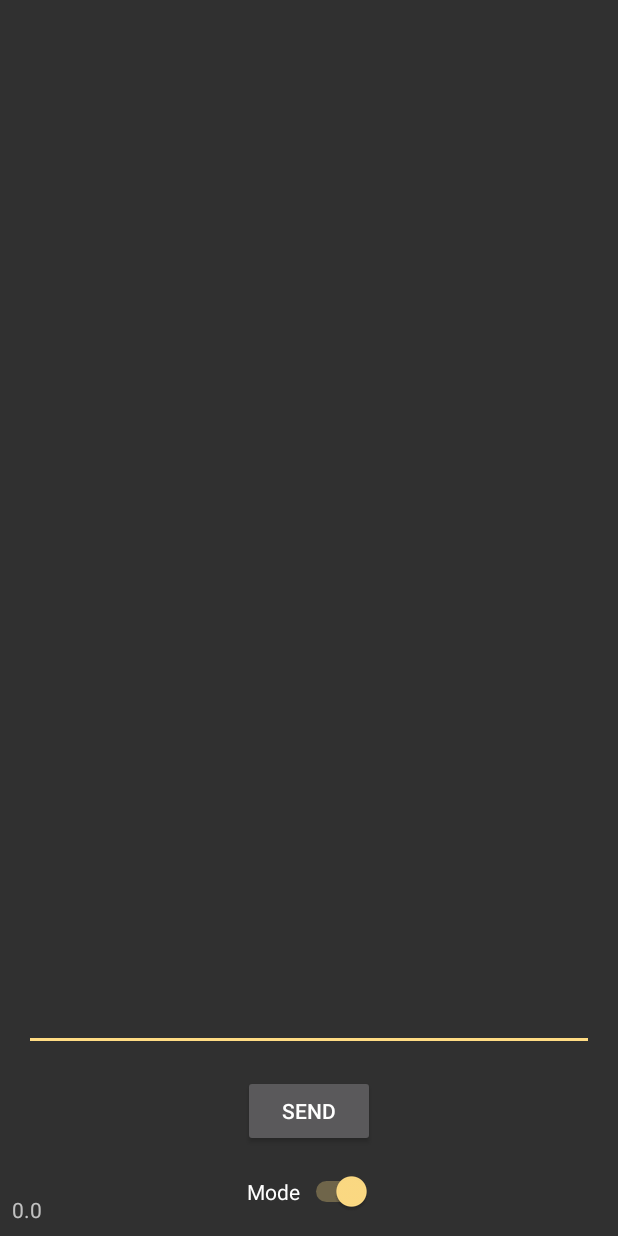
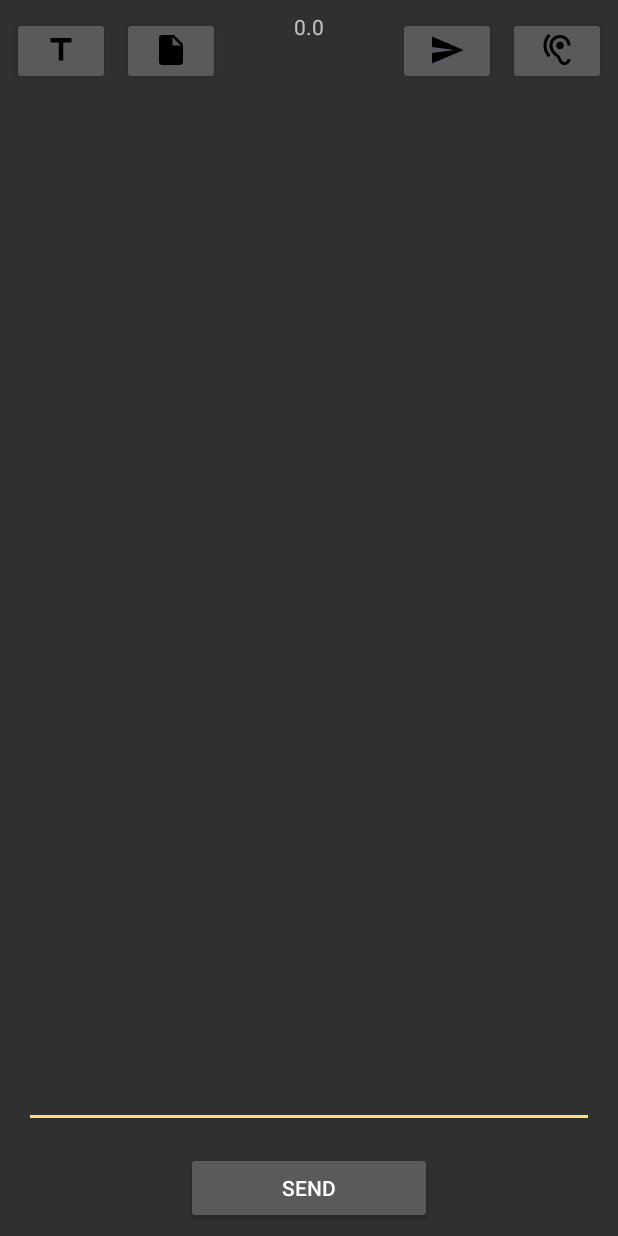
Before and after one commit to swtwsk/IO-Fouriers, an Android app: the screen it shows after launch (MainActivity), after a tap on "SEND", on a phone screen of 412 x 824 dp. Run offline under Robolectric (Android 15) with nearby library versions, the phone set to English and light mode, and no system bars; 1 other tap on this screen came first.

Commit message:
pierwszy ~Extreme Makeover~

```diff
--- /dev/null
+++ b/app/src/main/java/pl/edu/mimuw/students/fouriersphone/AppState.java
@@ -0,0 +1,7 @@
+package pl.edu.mimuw.students.fouriersphone;
+
+
+public class AppState {
+    Boolean mode_text = true;
+    Boolean mode_send = true;
+}
--- a/app/src/main/java/pl/edu/mimuw/students/fouriersphone/MainActivity.java
+++ b/app/src/main/java/pl/edu/mimuw/students/fouriersphone/MainActivity.java
@@ -12,15 +12,19 @@
 import android.view.View;
 import android.widget.Button;
 import android.widget.EditText;
-import android.widget.Switch;
 import android.support.v4.content.ContextCompat;
 import android.widget.TextView;
 
 
 public class MainActivity extends AppCompatActivity {
+    AppState state;
+    Button button_act;
+    Button button_set_mode_text;
+    Button button_set_mode_file;
+    Button button_set_mode_send;
+    Button button_set_mode_hear;
+    EditText editText;
 
-    Switch modeSwitch;
-    Button button;
     Receiver r;
     Sender s;
 
@@ -36,7 +40,7 @@
             @Override
             public void handleMessage(Message msg) {
                 if(msg.what == Constants.RECEIVED_MESSAGE_IS_FREQUENCY) {
-                    TextView frequency = (TextView) findViewById(R.id.frequency);
+                    TextView frequency = findViewById(R.id.frequency);
                     String s = (String)msg.obj;
                     frequency.setText((String) msg.obj);
 
@@ -44,14 +48,13 @@
                     if(f > 0.1) {
                         EditText editText = findViewById(R.id.editText);
                         final String translatedCharacter = Translator.ftos(f);
-                        final String oldCharacters = editText.getText().toString();
                         if(     translatedCharacter != "OOV" &&
                                 translatedCharacter != "START" &&
                                 translatedCharacter != "STOP") {
                             if(translatedCharacter == "NEXT") {
                                 nextIsOk = true;
                             } else if(nextIsOk) {
-                                editText.setText(oldCharacters + translatedCharacter);
+                                editText.append(translatedCharacter);
                                 nextIsOk = false;
                             }
                         }
@@ -62,48 +65,64 @@
             }
         };
 
-        modeSwitch = findViewById(R.id.modeSwitch);
+        button_act = findViewById(R.id.main_act);
+        button_set_mode_text = findViewById(R.id.select_text);
+        button_set_mode_file = findViewById(R.id.select_file);
+        button_set_mode_send = findViewById(R.id.select_send);
+        button_set_mode_hear = findViewById(R.id.select_hear);
+        editText = findViewById(R.id.editText);
 
-        r = new Receiver(this, handler);
-        s = new Sender(this);
+        state = new AppState();
+        r = new Receiver(this, handler, state);
+        s = new Sender(this, state);
 
-        button = findViewById(R.id.button);
-        if (modeSwitch.isChecked()) {
-            button.setText(getString(R.string.send_button));
+        if (state.mode_send) {
+            button_act.setText(getString(R.string.send_button));
         }
         else {
-            button.setText(getString(R.string.receive_button));
+            button_act.setText(getString(R.string.receive_button));
         }
 
-        modeSwitch.setOnClickListener(new View.OnClickListener() {
+        button_set_mode_send.setOnClickListener(new View.OnClickListener() {
             @Override
             public void onClick(View v) {
-                if (modeSwitch.isChecked()) {
+                state.mode_send = true;
+                refresh_button_act();
+            }
+        });
+
+        button_set_mode_hear.setOnClickListener(new View.OnClickListener() {
+            @Override
+            public void onClick(View v) {
+                state.mode_send = false;
+                refresh_button_act();
+            }
+        });
+    }
+
+    public void refresh_button_act() {
+        if (state.mode_send) {
             if(s.isAlive()) {
-                        button.setText(getString(R.string.send_button_stop));
+                button_act.setText(getString(R.string.send_button_stop));
             }
             else {
-                        button.setText(getString(R.string.send_button));
+                button_act.setText(getString(R.string.send_button));
             }
         }
         else {
             if(r.isAlive()) {
-                        button.setText(getString(R.string.receive_button_stop));
+                button_act.setText(getString(R.string.receive_button_stop));
             }
             else {
-                        button.setText(getString(R.string.receive_button));
+                button_act.setText(getString(R.string.receive_button));
             }
         }
     }
-        });
-    }
-
-
 
     @RequiresApi(api = Build.VERSION_CODES.M)
     public void clickDoButton(View view) {
         EditText editText = findViewById(R.id.editText);
-        if (modeSwitch.isChecked()) {
+        if (state.mode_send) {
             String message = editText.getText().toString();
             s.start(message);
         }
--- a/app/src/main/java/pl/edu/mimuw/students/fouriersphone/Receiver.java
+++ b/app/src/main/java/pl/edu/mimuw/students/fouriersphone/Receiver.java
@@ -20,16 +20,17 @@
 
 public class Receiver {
     final Activity activity;
-    final Switch modeSwitch;
     final EditText editText;
-    final Button button;
+    final AppState state;
+    final Button button_act;
     final Handler handler;
-    public Receiver(Activity activity, Handler handler) {
+
+    public Receiver(Activity activity, Handler handler, AppState state) {
         this.handler = handler;
         this.activity = activity;
+        this.state = state;
         editText = activity.findViewById(R.id.editText);
-        button = activity.findViewById(R.id.button);
-        modeSwitch = activity.findViewById(R.id.modeSwitch);
+        button_act = activity.findViewById(R.id.main_act);
     }
 
     private void getpitch(){
@@ -102,7 +103,7 @@
             } catch(InterruptedException  e) {
                 Log.v("exception", "InterruptedException");
             }
-            button.setText(activity.getString(R.string.receive_button));
+            button_act.setText(activity.getString(R.string.receive_button));
         }
     }
 
@@ -116,10 +117,10 @@
             } catch(InterruptedException  e) {
                 Log.v("exception", "InterruptedException");
             }
-            button.setText(activity.getString(R.string.receive_button));
+            button_act.setText(activity.getString(R.string.receive_button));
         } else {
             editText.setText("");
-            button.setText(activity.getString(R.string.receive_button_stop));
+            button_act.setText(activity.getString(R.string.receive_button_stop));
             t = (new Thread (new runnable(activity)));
             t.start();
         }
@@ -142,12 +143,12 @@
 
             getpitch();
 
-            button.post(new Runnable() {
+            button_act.post(new Runnable() {
                 @Override
                 public void run() {
-                    if (!modeSwitch.isChecked()) {
-                        button.setText(activity.getString(R.string.receive_button));
-                        button.postInvalidate();
+                    if (!state.mode_send) {
+                        button_act.setText(activity.getString(R.string.receive_button));
+                        button_act.postInvalidate();
                     }
                 }
             });
--- a/app/src/main/java/pl/edu/mimuw/students/fouriersphone/Sender.java
+++ b/app/src/main/java/pl/edu/mimuw/students/fouriersphone/Sender.java
@@ -7,19 +7,19 @@
 import android.util.Log;
 import android.widget.Button;
 import android.widget.EditText;
-import android.widget.Switch;
 
 public class Sender {
     final Activity activity;
-    final Switch modeSwitch;
     final EditText editText;
-    final Button button;
+    final Button button_act;
+    final AppState state;
+
     Thread t;
-    public Sender(Activity activity) {
+    public Sender(Activity activity, AppState state) {
         this.activity = activity;
+        this.state = state;
         editText = activity.findViewById(R.id.editText);
-        button = activity.findViewById(R.id.button);
-        modeSwitch = activity.findViewById(R.id.modeSwitch);
+        button_act = activity.findViewById(R.id.main_act);
     }
 
     public void stop() {
@@ -30,7 +30,7 @@
             } catch(InterruptedException  e) {
                 Log.v("exception", "InterruptedException");
             }
-            button.setText(activity.getString(R.string.receive_button));
+            button_act.setText(activity.getString(R.string.receive_button));
         }
     }
 
@@ -44,10 +44,10 @@
             } catch(InterruptedException  e) {
                 Log.v("exception", "InterruptedException");
             }
-            button.setText(activity.getString(R.string.receive_button));
+            button_act.setText(activity.getString(R.string.receive_button));
         } else {
             editText.setText("");
-            button.setText(activity.getString(R.string.send_button_stop));
+            button_act.setText(activity.getString(R.string.send_button_stop));
             t = (new Thread (new Sender.runnable(message, activity)));
             t.start();
         }
@@ -109,12 +109,12 @@
                 playSound(Translator.stof("" + message.charAt(i)), 0.5);
             }
 
-            button.post(new Runnable() {
+            button_act.post(new Runnable() {
                 @Override
                 public void run() {
-                    if (modeSwitch.isChecked()) {
-                        button.setText(activity.getString(R.string.send_button));
-                        button.postInvalidate();
+                    if (state.mode_send) {
+                        button_act.setText(activity.getString(R.string.send_button));
+                        button_act.postInvalidate();
                     }
                 }
             });
--- /dev/null
+++ b/app/src/main/res/drawable/ic_hearing_black_24dp.xml
@@ -0,0 +1,9 @@
+<vector xmlns:android="http://schemas.android.com/apk/res/android"
+        android:width="24dp"
+        android:height="24dp"
+        android:viewportWidth="24.0"
+        android:viewportHeight="24.0">
+    <path
+        android:fillColor="#FF000000"
+        android:pathData="M17,20c-0.29,0 -0.56,-0.06 -0.76,-0.15 -0.71,-0.37 -1.21,-0.88 -1.71,-2.38 -0.51,-1.56 -1.47,-2.29 -2.39,-3 -0.79,-0.61 -1.61,-1.24 -2.32,-2.53C9.29,10.98 9,9.93 9,9c0,-2.8 2.2,-5 5,-5s5,2.2 5,5h2c0,-3.93 -3.07,-7 -7,-7S7,5.07 7,9c0,1.26 0.38,2.65 1.07,3.9 0.91,1.65 1.98,2.48 2.85,3.15 0.81,0.62 1.39,1.07 1.71,2.05 0.6,1.82 1.37,2.84 2.73,3.55 0.51,0.23 1.07,0.35 1.64,0.35 2.21,0 4,-1.79 4,-4h-2c0,1.1 -0.9,2 -2,2zM7.64,2.64L6.22,1.22C4.23,3.21 3,5.96 3,9s1.23,5.79 3.22,7.78l1.41,-1.41C6.01,13.74 5,11.49 5,9s1.01,-4.74 2.64,-6.36zM11.5,9c0,1.38 1.12,2.5 2.5,2.5s2.5,-1.12 2.5,-2.5 -1.12,-2.5 -2.5,-2.5 -2.5,1.12 -2.5,2.5z"/>
+</vector>
--- /dev/null
+++ b/app/src/main/res/drawable/ic_insert_drive_file_black_24dp.xml
@@ -0,0 +1,9 @@
+<vector xmlns:android="http://schemas.android.com/apk/res/android"
+        android:width="24dp"
+        android:height="24dp"
+        android:viewportWidth="24.0"
+        android:viewportHeight="24.0">
+    <path
+        android:fillColor="#FF000000"
+        android:pathData="M6,2c-1.1,0 -1.99,0.9 -1.99,2L4,20c0,1.1 0.89,2 1.99,2L18,22c1.1,0 2,-0.9 2,-2L20,8l-6,-6L6,2zM13,9L13,3.5L18.5,9L13,9z"/>
+</vector>
--- /dev/null
+++ b/app/src/main/res/drawable/ic_send_black_24dp.xml
@@ -0,0 +1,9 @@
+<vector xmlns:android="http://schemas.android.com/apk/res/android"
+        android:width="24dp"
+        android:height="24dp"
+        android:viewportWidth="24.0"
+        android:viewportHeight="24.0">
+    <path
+        android:fillColor="#FF000000"
+        android:pathData="M2.01,21L23,12 2.01,3 2,10l15,2 -15,2z"/>
+</vector>
--- /dev/null
+++ b/app/src/main/res/drawable/ic_title_black_24dp.xml
@@ -0,0 +1,9 @@
+<vector xmlns:android="http://schemas.android.com/apk/res/android"
+        android:width="24dp"
+        android:height="24dp"
+        android:viewportWidth="24.0"
+        android:viewportHeight="24.0">
+    <path
+        android:fillColor="#FF000000"
+        android:pathData="M5,4v3h5.5v12h3V7H19V4z"/>
+</vector>
--- a/app/src/main/res/layout/activity_main.xml
+++ b/app/src/main/res/layout/activity_main.xml
@@ -14,37 +14,27 @@
         android:layout_marginBottom="16dp"
         android:layout_marginEnd="16dp"
         android:layout_marginStart="16dp"
-        android:layout_marginTop="16dp"
+        android:layout_marginTop="75dp"
         android:ems="10"
         android:inputType="textMultiLine"
         android:scrollHorizontally="false"
         android:singleLine="false"
-        app:layout_constraintBottom_toTopOf="@+id/button"
+        app:layout_constraintBottom_toTopOf="@+id/main_act"
         app:layout_constraintEnd_toEndOf="parent"
+        app:layout_constraintHorizontal_bias="0.0"
         app:layout_constraintStart_toStartOf="parent"
-        app:layout_constraintTop_toTopOf="parent" />
-
-    <Switch
-        android:id="@+id/modeSwitch"
-        android:layout_width="wrap_content"
-        android:layout_height="wrap_content"
-        android:layout_marginBottom="16dp"
-        android:layout_marginEnd="16dp"
-        android:layout_marginStart="16dp"
-        android:text="@string/mode_switch"
-        app:layout_constraintBottom_toBottomOf="parent"
-        app:layout_constraintEnd_toEndOf="parent"
-        app:layout_constraintStart_toStartOf="parent" />
+        app:layout_constraintTop_toTopOf="parent"
+        app:layout_constraintVertical_bias="1.0" />
 
     <Button
-        android:id="@+id/button"
-        android:layout_width="wrap_content"
+        android:id="@+id/main_act"
+        android:layout_width="164dp"
         android:layout_height="wrap_content"
-        android:layout_marginBottom="16dp"
+        android:layout_marginBottom="8dp"
         android:layout_marginEnd="16dp"
         android:layout_marginStart="16dp"
         android:onClick="clickDoButton"
-        app:layout_constraintBottom_toTopOf="@+id/modeSwitch"
+        app:layout_constraintBottom_toBottomOf="parent"
         app:layout_constraintEnd_toEndOf="parent"
         app:layout_constraintStart_toStartOf="parent" />
 
@@ -52,9 +42,56 @@
         android:id="@+id/frequency"
         android:layout_width="wrap_content"
         android:layout_height="wrap_content"
+        android:layout_marginEnd="8dp"
+        android:layout_marginStart="8dp"
+        android:layout_marginTop="8dp"
+        android:text="0.0"
+        app:layout_constraintEnd_toEndOf="parent"
+        app:layout_constraintStart_toStartOf="parent"
+        app:layout_constraintTop_toTopOf="parent" />
+
+    <Button
+        android:id="@+id/select_file"
+        style="@android:style/Widget.Material.Button"
+        android:layout_width="65dp"
+        android:layout_height="45dp"
         android:layout_marginBottom="8dp"
         android:layout_marginStart="8dp"
-        android:text="0.0"
-        app:layout_constraintBottom_toBottomOf="parent"
-        app:layout_constraintStart_toStartOf="parent" />
+        android:drawableTop="@drawable/ic_insert_drive_file_black_24dp"
+        app:layout_constraintBottom_toTopOf="@+id/editText"
+        app:layout_constraintStart_toEndOf="@+id/select_text"
+        app:layout_constraintTop_toTopOf="parent" />
+
+    <Button
+        android:id="@+id/select_text"
+        android:layout_width="65dp"
+        android:layout_height="45dp"
+        android:layout_marginBottom="8dp"
+        android:layout_marginStart="8dp"
+        android:drawableTop="@drawable/ic_title_black_24dp"
+        app:layout_constraintBottom_toTopOf="@+id/editText"
+        app:layout_constraintStart_toStartOf="parent"
+        app:layout_constraintTop_toTopOf="parent" />
+
+    <Button
+        android:id="@+id/select_send"
+        android:layout_width="65dp"
+        android:layout_height="45dp"
+        android:layout_marginBottom="8dp"
+        android:layout_marginEnd="8dp"
+        android:drawableTop="@drawable/ic_send_black_24dp"
+        app:layout_constraintBottom_toTopOf="@+id/editText"
+        app:layout_constraintEnd_toStartOf="@+id/select_hear"
+        app:layout_constraintTop_toTopOf="parent" />
+
+    <Button
+        android:id="@+id/select_hear"
+        android:layout_width="65dp"
+        android:layout_height="45dp"
+        android:layout_marginBottom="8dp"
+        android:layout_marginEnd="8dp"
+        android:drawableTop="@drawable/ic_hearing_black_24dp"
+        app:layout_constraintBottom_toTopOf="@+id/editText"
+        app:layout_constraintEnd_toEndOf="parent"
+        app:layout_constraintTop_toTopOf="parent" />
 </android.support.constraint.ConstraintLayout>
```
Lines whose indentation alone changed are shown as unchanged.
